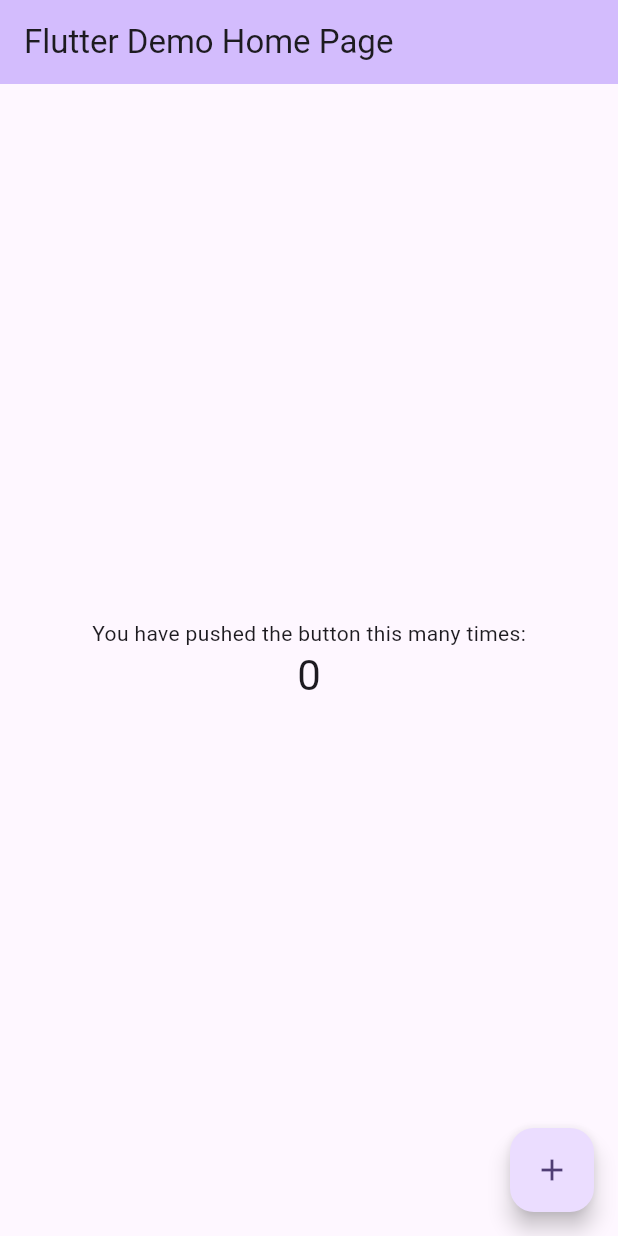
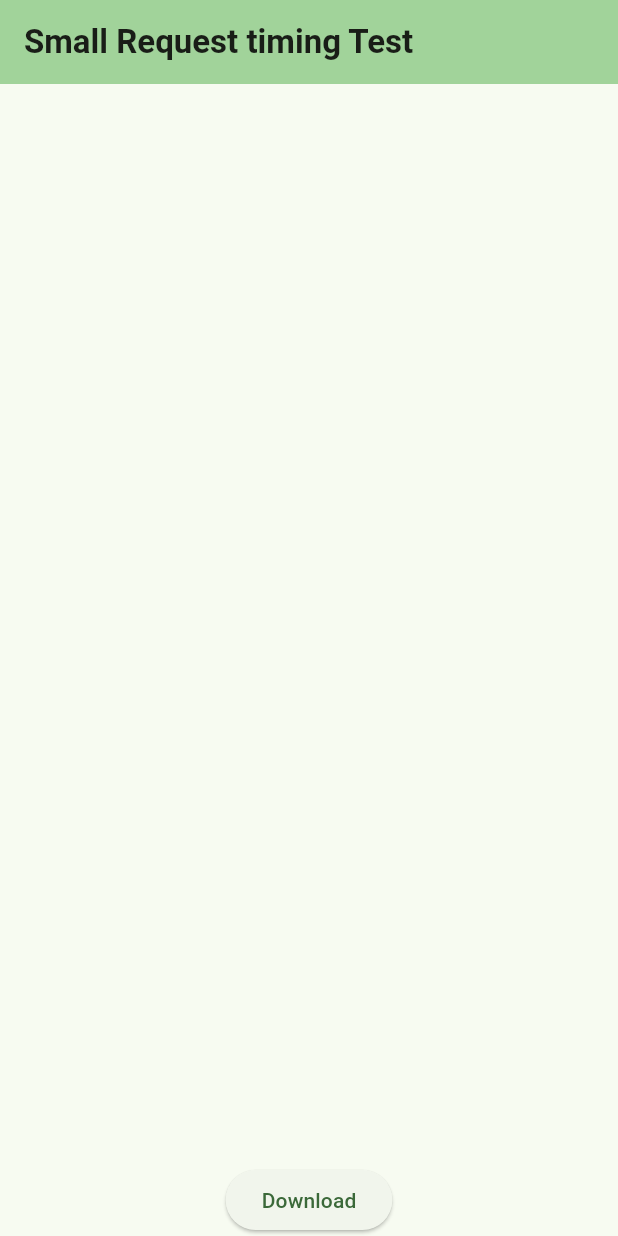
Before and after one commit to Xanonymous-GitHub/small_test, a Flutter app: the screen it shows after launch, on a phone screen of 412 x 824 dp. Run offline on Flutter 3.47's test engine with Material 3 defaults, Android fonts, the phone set to English and light mode, and no system bars; our stand-ins replace freezed_annotation.

Commit message:
feat: 🎸 create basic layout

```diff
--- a/lib/main.dart
+++ b/lib/main.dart
@@ -1,7 +1,25 @@
+import 'dart:collection';
+
 import 'package:flutter/material.dart';
+import 'package:flutter/services.dart';
+import 'package:http/http.dart' as http;
+import 'package:small_test/download_result.dart';
+import 'package:small_test/downloader.dart';
 
 void main() {
-  runApp(const MyApp());
+  WidgetsFlutterBinding.ensureInitialized();
+  SystemChrome.setPreferredOrientations([DeviceOrientation.portraitUp]).then((_) => runApp(const MyApp()));
+}
+
+Future<List<DownloadResult>> _submitDownloadTask() {
+  final client = http.Client();
+  final sourcePaths = {
+    Uri.parse('https://image-test-a.xcc.tw/test-img'),
+    Uri.parse('https://image-test-b.xcc.tw/test-img'),
+    Uri.parse('https://image-test-c.xcc.tw/test-img'),
+  };
+  final downloader = Downloader(sourcePaths: UnmodifiableSetView(sourcePaths), client: client);
+  return downloader.fetchAll();
 }
 
 final class MyApp extends StatelessWidget {
@@ -9,117 +27,88 @@ final class MyApp extends StatelessWidget {
 
   // This widget is the root of your application.
   @override
-  Widget build(BuildContext context) {
-    return MaterialApp(
-      title: 'Flutter Demo',
+  Widget build(BuildContext context) => MaterialApp(
+        title: 'Small Test',
         theme: ThemeData(
-        // This is the theme of your application.
-        //
-        // TRY THIS: Try running your application with "flutter run". You'll see
-        // the application has a purple toolbar. Then, without quitting the app,
-        // try changing the seedColor in the colorScheme below to Colors.green
-        // and then invoke "hot reload" (save your changes or press the "hot
-        // reload" button in a Flutter-supported IDE, or press "r" if you used
-        // the command line to start the app).
-        //
-        // Notice that the counter didn't reset back to zero; the application
-        // state is not lost during the reload. To reset the state, use hot
-        // restart instead.
-        //
-        // This works for code too, not just values: Most code changes can be
-        // tested with just a hot reload.
-        colorScheme: ColorScheme.fromSeed(seedColor: Colors.deepPurple),
+          colorScheme: ColorScheme.fromSeed(seedColor: Colors.green),
           useMaterial3: true,
         ),
-      home: const MyHomePage(title: 'Flutter Demo Home Page'),
+        home: const MyHomePage(title: 'Small Request timing Test'),
       );
 }
-}
 
-final class MyHomePage extends StatefulWidget {
+final class MyHomePage extends StatelessWidget {
   const MyHomePage({super.key, required this.title});
-
-  // This widget is the home page of your application. It is stateful, meaning
-  // that it has a State object (defined below) that contains fields that affect
-  // how it looks.
-
-  // This class is the configuration for the state. It holds the values (in this
-  // case the title) provided by the parent (in this case the App widget) and
-  // used by the build method of the State. Fields in a Widget subclass are
-  // always marked "final".
 
   final String title;
 
   @override
-  State<MyHomePage> createState() => _MyHomePageState();
+  Widget build(BuildContext context) => Scaffold(
+        appBar: AppBar(
+          backgroundColor: Theme.of(context).colorScheme.inversePrimary,
+          title: Text(
+            title,
+            style: const TextStyle(fontWeight: FontWeight.bold),
+          ),
+        ),
+        body: const SafeArea(
+          child: Row(
+            mainAxisAlignment: MainAxisAlignment.center,
+            mainAxisSize: MainAxisSize.max,
+            children: [Expanded(child: DownloadResultListView())],
+          ),
+        ),
+      );
 }
 
-final class _MyHomePageState extends State<MyHomePage> {
-  int _counter = 0;
+final class DownloadResultListView extends StatefulWidget {
+  const DownloadResultListView({super.key});
 
-  void _incrementCounter() {
+  @override
+  State<DownloadResultListView> createState() => _DownloadResultListViewState();
+}
+
+final class _DownloadResultListViewState extends State<DownloadResultListView> {
+  final List<DownloadResult> _downloadResults = [];
+
+  void _onDownloadButtonClicked() {
+    _submitDownloadTask().then((downloadResults) {
       setState(() {
-      // This call to setState tells the Flutter framework that something has
-      // changed in this State, which causes it to rerun the build method below
-      // so that the display can reflect the updated values. If we changed
-      // _counter without calling setState(), then the build method would not be
-      // called again, and so nothing would appear to happen.
-      _counter++;
+        _downloadResults.insertAll(0, downloadResults);
+      });
     });
   }
 
+  Widget buildDownloadResultItem(BuildContext context, int index) {
+    final downloadResult = _downloadResults[index];
+    return Card(
+      child: ListTile(
+        title: Text(downloadResult.url, textAlign: TextAlign.center),
+        subtitle: Text(
+          downloadResult.time == double.maxFinite ? 'ERROR' : '${downloadResult.time} ms',
+          textAlign: TextAlign.right,
+        ),
+      ),
+    );
+  }
+
   @override
-  Widget build(BuildContext context) {
-    // This method is rerun every time setState is called, for instance as done
-    // by the _incrementCounter method above.
-    //
-    // The Flutter framework has been optimized to make rerunning build methods
-    // fast, so that you can just rebuild anything that needs updating rather
-    // than having to individually change instances of widgets.
-    return Scaffold(
-      appBar: AppBar(
-        // TRY THIS: Try changing the color here to a specific color (to
-        // Colors.amber, perhaps?) and trigger a hot reload to see the AppBar
-        // change color while the other colors stay the same.
-        backgroundColor: Theme.of(context).colorScheme.inversePrimary,
-        // Here we take the value from the MyHomePage object that was created by
-        // the App.build method, and use it to set our appbar title.
-        title: Text(widget.title),
+  Widget build(BuildContext context) => Column(
+        mainAxisAlignment: MainAxisAlignment.end,
+        crossAxisAlignment: CrossAxisAlignment.center,
+        mainAxisSize: MainAxisSize.max,
+        children: [
+          Expanded(
+            child: ListView.builder(
+              padding: const EdgeInsets.all(8),
+              itemBuilder: buildDownloadResultItem,
+              itemCount: _downloadResults.length,
             ),
-      body: Center(
-        // Center is a layout widget. It takes a single child and positions it
-        // in the middle of the parent.
-        child: Column(
-          // Column is also a layout widget. It takes a list of children and
-          // arranges them vertically. By default, it sizes itself to fit its
-          // children horizontally, and tries to be as tall as its parent.
-          //
-          // Column has various properties to control how it sizes itself and
-          // how it positions its children. Here we use mainAxisAlignment to
-          // center the children vertically; the main axis here is the vertical
-          // axis because Columns are vertical (the cross axis would be
-          // horizontal).
-          //
-          // TRY THIS: Invoke "debug painting" (choose the "Toggle Debug Paint"
-          // action in the IDE, or press "p" in the console), to see the
-          // wireframe for each widget.
-          mainAxisAlignment: MainAxisAlignment.center,
-          children: <Widget>[
-            const Text(
-              'You have pushed the button this many times:',
           ),
-            Text(
-              '$_counter',
-              style: Theme.of(context).textTheme.headlineMedium,
+          ElevatedButton(
+            onPressed: _onDownloadButtonClicked,
+            child: const Text('Download'),
           ),
         ],
-        ),
-      ),
-      floatingActionButton: FloatingActionButton(
-        onPressed: _incrementCounter,
-        tooltip: 'Increment',
-        child: const Icon(Icons.add),
-      ), // This trailing comma makes auto-formatting nicer for build methods.
       );
 }
-}
```
Lines whose indentation alone changed are shown as unchanged.
